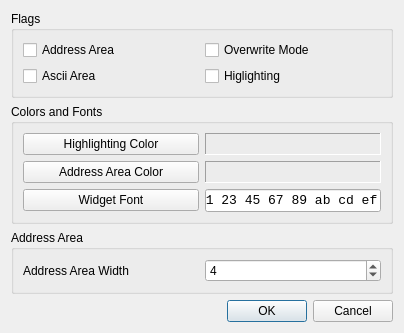
Above: sip/example/optionsdialog.ui from Simsys/qhexedit2 before the change. Below: the same form after it.
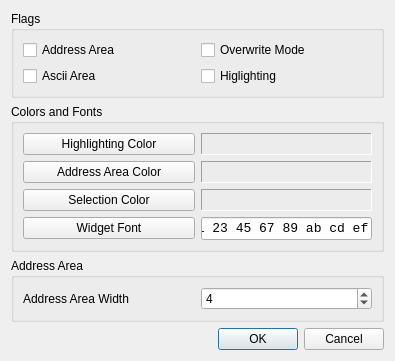
That is the form after the change.

Commit message: Release 0.5.0, 2011-08-27 -------------------------     Example/OptionsDialog:         - BugFix: No redefining of signal "accepted"         - BugFix: Method "recect" removed         - New Feature: Choose selection color

```diff
--- a/sip/example/optionsdialog.ui
+++ b/sip/example/optionsdialog.ui
@@ -6,8 +6,8 @@
    <rect>
     <x>0</x>
     <y>0</y>
-    <width>404</width>
-    <height>317</height>
+    <width>395</width>
+    <height>351</height>
    </rect>
   </property>
   <property name="windowTitle">
@@ -89,14 +89,14 @@
         </property>
        </widget>
       </item>
-      <item row="1" column="0">
+      <item row="1" column="0" rowspan="2">
        <widget class="QPushButton" name="pbAddressAreaColor">
         <property name="text">
          <string>Address Area Color</string>
         </property>
        </widget>
       </item>
-      <item row="1" column="1">
+      <item row="1" column="1" rowspan="2">
        <widget class="QLabel" name="lbAddressAreaColor">
         <property name="minimumSize">
          <size>
@@ -121,14 +121,46 @@
         </property>
        </widget>
       </item>
-      <item row="2" column="0">
+      <item row="3" column="1">
+       <widget class="QLabel" name="lbSelectionColor">
+        <property name="minimumSize">
+         <size>
+          <width>100</width>
+          <height>0</height>
+         </size>
+        </property>
+        <property name="maximumSize">
+         <size>
+          <width>16777215</width>
+          <height>16777215</height>
+         </size>
+        </property>
+        <property name="frameShape">
+         <enum>QFrame::Panel</enum>
+        </property>
+        <property name="frameShadow">
+         <enum>QFrame::Sunken</enum>
+        </property>
+        <property name="text">
+         <string/>
+        </property>
+       </widget>
+      </item>
+      <item row="3" column="0">
+       <widget class="QPushButton" name="pbSelectionColor">
+        <property name="text">
+         <string>Selection Color</string>
+        </property>
+       </widget>
+      </item>
+      <item row="4" column="0">
        <widget class="QPushButton" name="pbWidgetFont">
         <property name="text">
          <string>Widget Font</string>
         </property>
        </widget>
       </item>
-      <item row="2" column="1">
+      <item row="4" column="1">
        <widget class="QLineEdit" name="leWidgetFont">
         <property name="sizePolicy">
          <sizepolicy hsizetype="Preferred" vsizetype="Preferred">
```
The commit also changes 32 other files.
